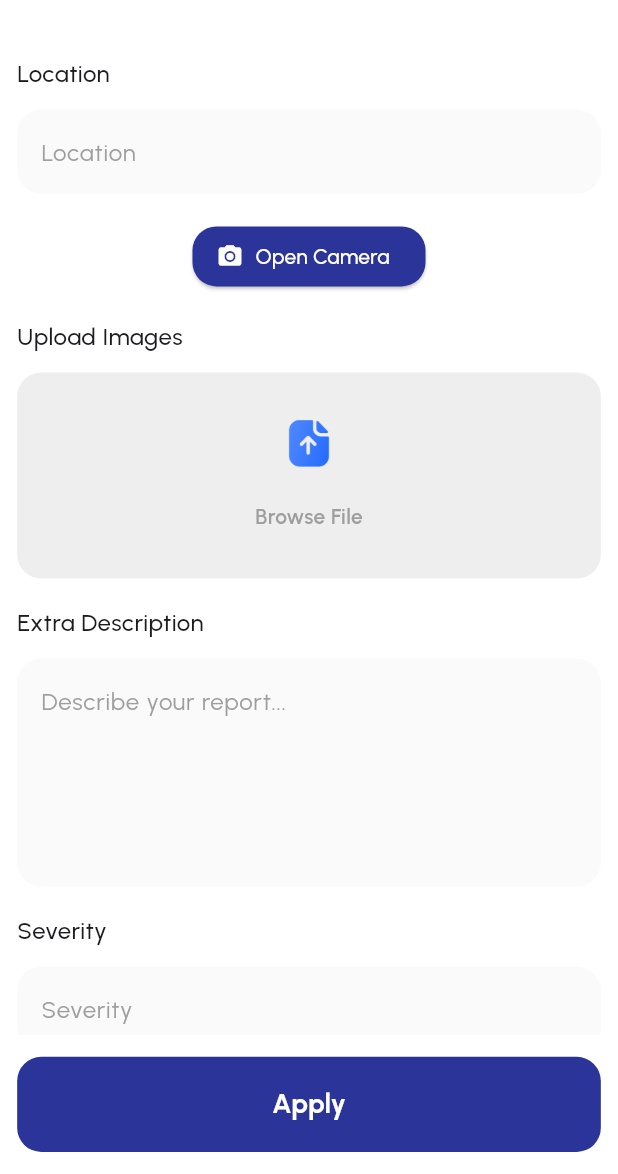
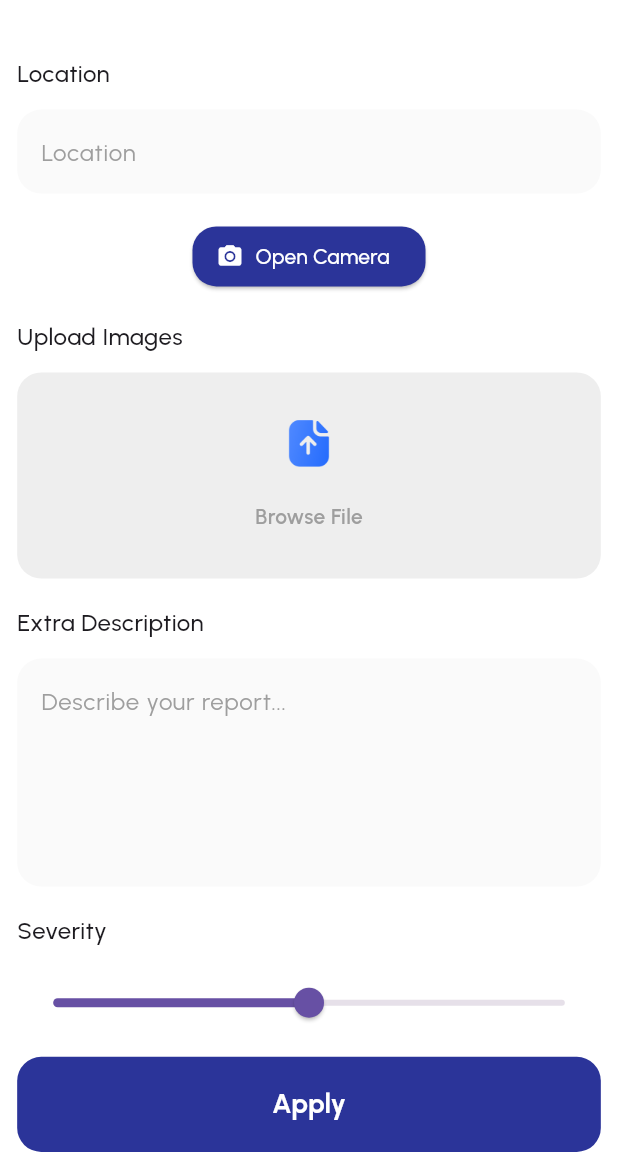
Before and after one commit to MahmoudGh01/spothole, a Flutter app: the JobApply screen opened directly, on a phone screen of 412 x 824 dp, the part 62-1236 px from its top. Run offline on Flutter 3.47's test engine with Material 3 defaults, Android fonts, the phone set to English and light mode, and no system bars; our stand-ins replace camera, file_picker, firebase_auth, firebase_core, flutter_local_notifications, geocoding and 9 more; missing offline and left inert: flutter_facebook_auth, flutter_polyline_points; accounts and stored records are empty.

```diff
--- a/lib/Views/job_pages/job_authentication/job_welcomescreen.dart
+++ b/lib/Views/job_pages/job_authentication/job_welcomescreen.dart
@@ -3,6 +3,7 @@ import 'package:get/get.dart';
 import 'package:job_seeker/Views/PhoneAuth/login_screen.dart';
 import 'package:job_seeker/Views/job_gloabelclass/job_color.dart';
 import 'package:job_seeker/Views/job_gloabelclass/job_icons.dart';
+import 'package:job_seeker/Views/job_pages/job_authentication/job_loginoption.dart';
 import '../../job_gloabelclass/job_fontstyle.dart';
 
 class JobWelcome extends StatefulWidget {
@@ -26,7 +27,7 @@ class _JobWelcomeState extends State<JobWelcome> {
     await Future.delayed(const Duration(seconds: 5));
     navigator.push(MaterialPageRoute(
       builder: (context) {
-        return const LoginScreen();
+        return const JobLoginoption();
       },
     ));
   }
--- a/lib/Views/job_pages/job_home/job_applyjob.dart
+++ b/lib/Views/job_pages/job_home/job_applyjob.dart
@@ -29,6 +29,7 @@ class _JobApplyState extends State<JobApply> {
   String _currentAddress = "Fetching location...";
   double? _latitude;
   double? _longitude;
+  int? _severity = 5;
 
   Future<void> _pickImage() async {
     final pickedFile = await _picker.pickImage(source: ImageSource.gallery);
@@ -60,17 +61,21 @@ class _JobApplyState extends State<JobApply> {
       return;
     }
 
-    Position position = await Geolocator.getCurrentPosition(desiredAccuracy: LocationAccuracy.high);
+    Position position = await Geolocator.getCurrentPosition(
+        desiredAccuracy: LocationAccuracy.high);
     _getAddressFromLatLng(position);
     _latitude = position.latitude;
     _longitude = position.longitude;
   }
+
   Future<void> _getAddressFromLatLng(Position position) async {
     try {
-      List<Placemark> placemarks = await placemarkFromCoordinates(position.latitude, position.longitude);
+      List<Placemark> placemarks =
+          await placemarkFromCoordinates(position.latitude, position.longitude);
       Placemark place = placemarks[0];
       setState(() {
-        _currentAddress = "${place.locality}, ${place.postalCode}, ${place.country}";
+        _currentAddress =
+            "${place.locality}, ${place.postalCode}, ${place.country}";
         _locationController.text = _currentAddress;
       });
     } catch (e) {
@@ -118,9 +123,8 @@ class _JobApplyState extends State<JobApply> {
                     color: JobColor.textgray,
                   ),
                   hintText: "Location".tr,
-                  fillColor: themedata.isdark
-                      ? JobColor.lightblack
-                      : JobColor.appgray,
+                  fillColor:
+                      themedata.isdark ? JobColor.lightblack : JobColor.appgray,
                   filled: true,
                   enabledBorder: OutlineInputBorder(
                     borderRadius: BorderRadius.circular(16),
@@ -150,7 +154,8 @@ class _JobApplyState extends State<JobApply> {
                 ),
               ),
               SizedBox(height: height / 46),
-              Text("Upload Images".tr, style: urbanistMedium.copyWith(fontSize: 16)),
+              Text("Upload Images".tr,
+                  style: urbanistMedium.copyWith(fontSize: 16)),
               SizedBox(height: height / 66),
               InkWell(
                 onTap: _pickImage,
@@ -158,7 +163,9 @@ class _JobApplyState extends State<JobApply> {
                   width: width / 1,
                   height: height / 6,
                   decoration: BoxDecoration(
-                    color: themedata.isdark ? JobColor.lightblack : JobColor.bggray,
+                    color: themedata.isdark
+                        ? JobColor.lightblack
+                        : JobColor.bggray,
                     borderRadius: BorderRadius.circular(16),
                   ),
                   child: _pickedImage == null
@@ -166,7 +173,8 @@ class _JobApplyState extends State<JobApply> {
                           crossAxisAlignment: CrossAxisAlignment.center,
                           mainAxisAlignment: MainAxisAlignment.center,
                           children: [
-                      Image.asset(JobPngimage.uploadfile, height: height / 26),
+                            Image.asset(JobPngimage.uploadfile,
+                                height: height / 26),
                             SizedBox(height: height / 36),
                             Text("Browse_File".tr,
                                 style: urbanistSemiBold.copyWith(
@@ -177,7 +185,8 @@ class _JobApplyState extends State<JobApply> {
                 ),
               ),
               SizedBox(height: height / 46),
-              Text("Extra Description".tr, style: urbanistMedium.copyWith(fontSize: 16)),
+              Text("Extra Description".tr,
+                  style: urbanistMedium.copyWith(fontSize: 16)),
               SizedBox(height: height / 66),
               TextField(
                 controller: _descriptionController,
@@ -189,9 +198,8 @@ class _JobApplyState extends State<JobApply> {
                     color: JobColor.textgray,
                   ),
                   hintText: "Describe your report...".tr,
-                  fillColor: themedata.isdark
-                      ? JobColor.lightblack
-                      : JobColor.appgray,
+                  fillColor:
+                      themedata.isdark ? JobColor.lightblack : JobColor.appgray,
                   filled: true,
                   enabledBorder: OutlineInputBorder(
                     borderRadius: BorderRadius.circular(16),
@@ -206,39 +214,26 @@ class _JobApplyState extends State<JobApply> {
               SizedBox(height: height / 46),
               Text("Severity".tr, style: urbanistMedium.copyWith(fontSize: 16)),
               SizedBox(height: height / 66),
-              TextField(
-                controller: _severityController,
-                style: urbanistSemiBold.copyWith(fontSize: 16),
-                decoration: InputDecoration(
-                  hintStyle: urbanistRegular.copyWith(
-                    fontSize: 16,
-                    color: JobColor.textgray,
+              Slider(
+                value: _severity!.toDouble(),
+                onChanged: (double newValue) {
+                  setState(() {
+                    _severity = newValue.round();
+                  });
+                  print(_severity);
+                },
+                min: 0.0,
+                max: 10.0,
               ),
-                  hintText: "Severity".tr,
-                  fillColor: themedata.isdark
-                      ? JobColor.lightblack
-                      : JobColor.appgray,
-                  filled: true,
-                  enabledBorder: OutlineInputBorder(
-                    borderRadius: BorderRadius.circular(16),
-                    borderSide: BorderSide.none,
-                  ),
-                  focusedBorder: OutlineInputBorder(
-                    borderRadius: BorderRadius.circular(16),
-                    borderSide: const BorderSide(color: JobColor.appcolor),
-                  ),
-                ),
-              ),
+
               SizedBox(height: height / 46),
-
-
             ],
           ),
         ),
       ),
       bottomNavigationBar: Padding(
-        padding: EdgeInsets.symmetric(
-            horizontal: width / 36, vertical: height / 56),
+        padding:
+            EdgeInsets.symmetric(horizontal: width / 36, vertical: height / 56),
         child: InkWell(
           splashColor: JobColor.transparent,
           highlightColor: JobColor.transparent,
@@ -249,7 +244,7 @@ class _JobApplyState extends State<JobApply> {
               imageURL: _pickedImage?.path ?? '',
               latitude: _latitude!.toString(),
               longitude: _longitude!.toString(),
-              severity: int.parse(_severityController.text),
+              severity: _severity!,
               userId: '1', // Replace with the actual user ID
               status: 'Pending', // Initial status
               createdDate: DateTime.now().toString(),
@@ -258,7 +253,8 @@ class _JobApplyState extends State<JobApply> {
               locationPoint: '', // Convert to the required format
             );
 
-            Provider.of<ReportProvider>(context, listen: false).submitReport(context,report);
+            Provider.of<ReportProvider>(context, listen: false)
+                .submitReport(context, report);
             // Navigate to a confirmation or another screen
           },
           child: Container(
@@ -271,8 +267,7 @@ class _JobApplyState extends State<JobApply> {
             ),
             child: Text(
               "Apply",
-              style: urbanistBold.copyWith(
-                  fontSize: 18, color: JobColor.white),
+              style: urbanistBold.copyWith(fontSize: 18, color: JobColor.white),
             ),
           ),
         ),
--- a/lib/Views/job_pages/job_home/job_dashboard.dart
+++ b/lib/Views/job_pages/job_home/job_dashboard.dart
@@ -31,10 +31,10 @@ class _JobDashboardState extends State<JobDashboard> {
   final themedata = Get.put(JobThemecontroler());
 
   PageController pageController = PageController();
-  int _selectedItemIndex = 1;
+  int _selectedItemIndex = 0;
 
   final List<Widget> _pages =  [
-    JobApply(),
+    JobHome(),
     MapPage(),
     CameraScreen(),
     JobMessage(),
--- a/lib/main.dart
+++ b/lib/main.dart
@@ -50,7 +50,7 @@ class _MyAppState extends State<MyApp> {
       fallbackLocale: const Locale('en', 'US'),
       translations: JobApptranslation(),
       locale: const Locale('en', 'US'),
-      home: JobDashboard("0")
+      home: JobSplash()
     );
   }
 }
```
Also changed, not shown: lib/Views/job_pages/job_home/job_home.dart (+7 -7 lines), assets/job_assets/job_pngimage/logo.png, assets/job_assets/job_pngimage/splash.png, 33 other files. Lines whose indentation alone changed are shown as unchanged.
